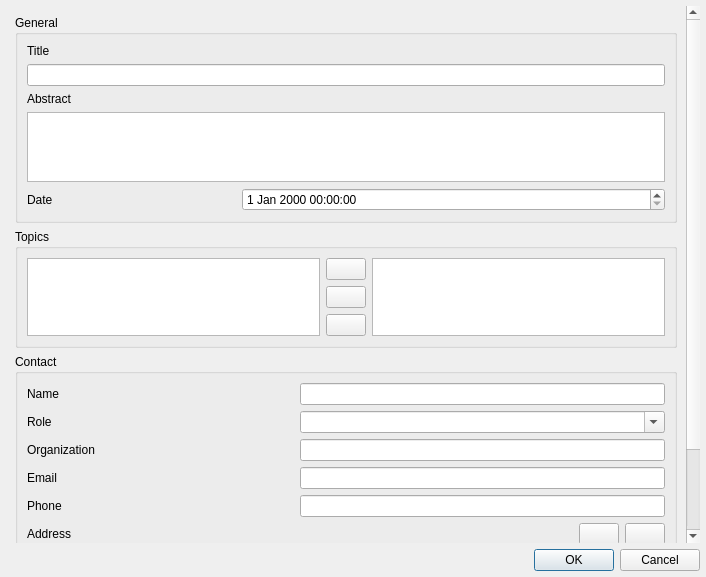
First picture: the form in LDMP/gui/DlgDatasetMetadata.ui, repository ConservationInternational/trends.earth, before the edit.
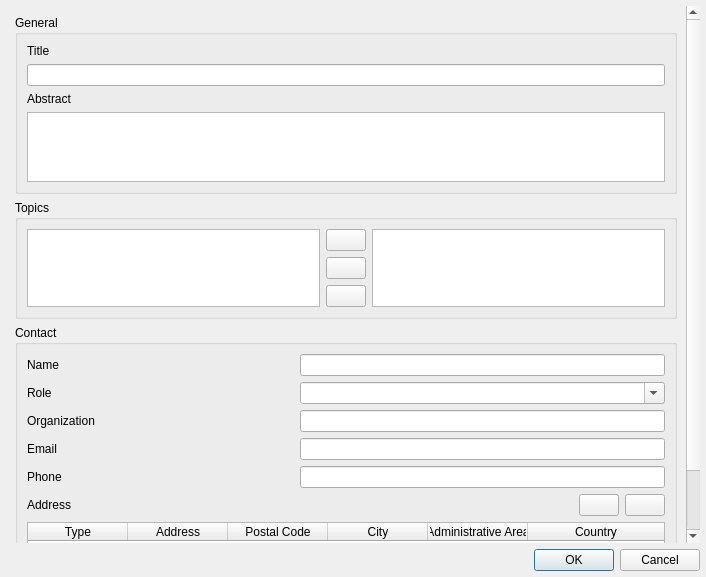
Second picture: the form after the edit. Custom widgets are drawn as their Qt base class.

Commit message: remove date as QGIS metadata format does not store it

Patch:
```diff
--- a/LDMP/gui/DlgDatasetMetadata.ui
+++ b/LDMP/gui/DlgDatasetMetadata.ui
@@ -40,7 +40,7 @@
         <x>0</x>
         <y>0</y>
         <width>680</width>
-        <height>654</height>
+        <height>624</height>
        </rect>
       </property>
       <layout class="QVBoxLayout" name="verticalLayout_2">
@@ -50,11 +50,8 @@
           <string>General</string>
          </property>
          <layout class="QGridLayout" name="gridLayout">
-          <item row="5" column="1" colspan="2">
-           <widget class="QDateTimeEdit" name="dt_date"/>
-          </item>
-          <item row="4" column="0" colspan="3">
-           <widget class="QTextEdit" name="te_abstract"/>
+          <item row="2" column="0" colspan="3">
+           <widget class="QLineEdit" name="le_title"/>
           </item>
           <item row="3" column="0" colspan="2">
            <widget class="QLabel" name="label_2">
@@ -63,16 +60,6 @@
             </property>
            </widget>
           </item>
-          <item row="2" column="0" colspan="3">
-           <widget class="QLineEdit" name="le_title"/>
-          </item>
-          <item row="5" column="0">
-           <widget class="QLabel" name="label_3">
-            <property name="text">
-             <string>Date</string>
-            </property>
-           </widget>
-          </item>
           <item row="1" column="0">
            <widget class="QLabel" name="label">
             <property name="text">
@@ -80,6 +67,9 @@
             </property>
            </widget>
           </item>
+          <item row="4" column="0" colspan="3">
+           <widget class="QTextEdit" name="te_abstract"/>
+          </item>
          </layout>
         </widget>
        </item>
```
Left out of the diff: 1 changed line with no effect on the pictures.
